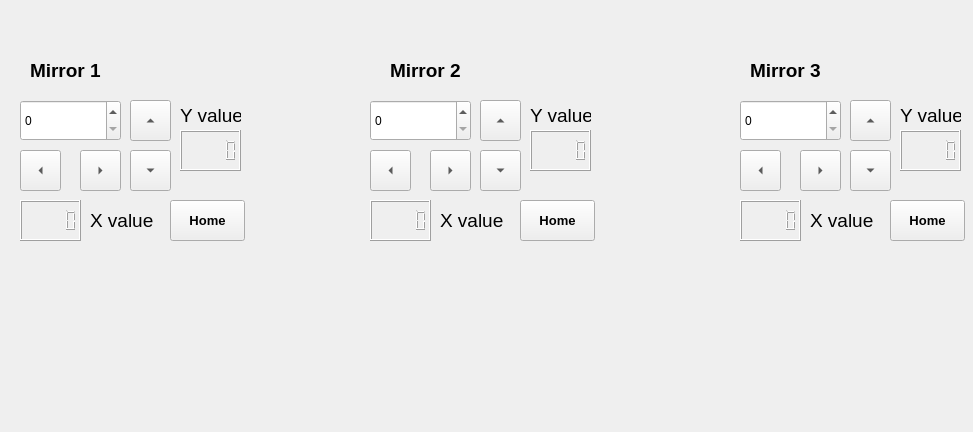
Above: devices/NewportPicomotor/Mirror_GUI.ui from nfbeier/15tw-smartsystem before the change. Below: the same form after it.
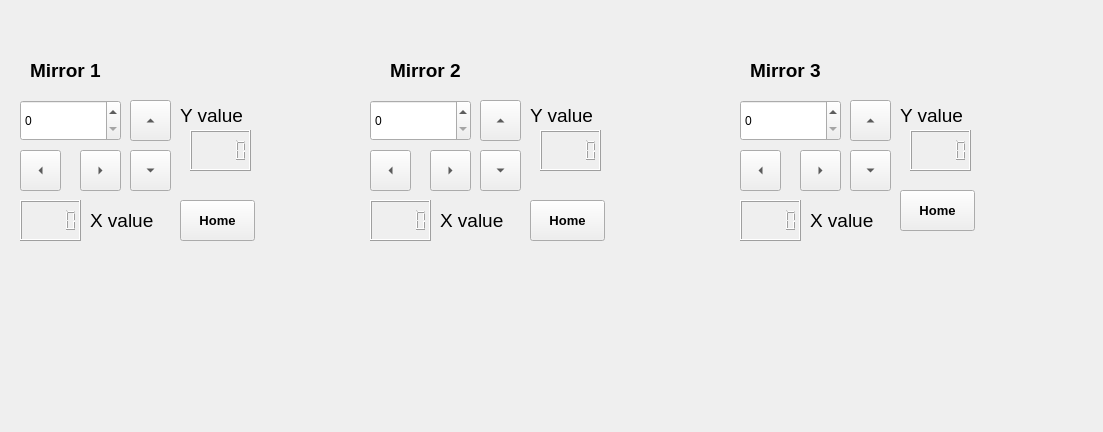
That is the form after the change.

Patch:
```diff
--- a/devices/NewportPicomotor/Mirror_GUI.ui
+++ b/devices/NewportPicomotor/Mirror_GUI.ui
@@ -6,7 +6,7 @@
    <rect>
     <x>0</x>
     <y>0</y>
-    <width>973</width>
+    <width>1103</width>
     <height>432</height>
    </rect>
   </property>
@@ -113,7 +113,7 @@
   <widget class="QLCDNumber" name="yStepNumber">
    <property name="geometry">
     <rect>
-     <x>180</x>
+     <x>190</x>
      <y>130</y>
      <width>61</width>
      <height>41</height>
@@ -138,7 +138,7 @@
     <rect>
      <x>180</x>
      <y>100</y>
-     <width>61</width>
+     <width>81</width>
      <height>31</height>
     </rect>
    </property>
@@ -156,7 +156,7 @@
     <rect>
      <x>90</x>
      <y>200</y>
-     <width>71</width>
+     <width>81</width>
      <height>41</height>
     </rect>
    </property>
@@ -172,7 +172,7 @@
   <widget class="QPushButton" name="ButtonHome">
    <property name="geometry">
     <rect>
-     <x>170</x>
+     <x>180</x>
      <y>200</y>
      <width>75</width>
      <height>41</height>
@@ -269,7 +269,7 @@
     <rect>
      <x>440</x>
      <y>200</y>
-     <width>71</width>
+     <width>81</width>
      <height>41</height>
     </rect>
    </property>
@@ -317,7 +317,7 @@
   <widget class="QPushButton" name="ButtonHome_2">
    <property name="geometry">
     <rect>
-     <x>520</x>
+     <x>530</x>
      <y>200</y>
      <width>75</width>
      <height>41</height>
@@ -337,7 +337,7 @@
   <widget class="QLCDNumber" name="yStepNumber_2">
    <property name="geometry">
     <rect>
-     <x>530</x>
+     <x>540</x>
      <y>130</y>
      <width>61</width>
      <height>41</height>
@@ -352,7 +352,7 @@
     <rect>
      <x>530</x>
      <y>100</y>
-     <width>61</width>
+     <width>81</width>
      <height>31</height>
     </rect>
    </property>
@@ -465,7 +465,7 @@
   <widget class="QLCDNumber" name="yStepNumber_3">
    <property name="geometry">
     <rect>
-     <x>900</x>
+     <x>910</x>
      <y>130</y>
      <width>61</width>
      <height>41</height>
@@ -480,7 +480,7 @@
     <rect>
      <x>900</x>
      <y>100</y>
-     <width>61</width>
+     <width>81</width>
      <height>31</height>
     </rect>
    </property>
@@ -508,7 +508,7 @@
     <rect>
      <x>810</x>
      <y>200</y>
-     <width>71</width>
+     <width>81</width>
      <height>41</height>
     </rect>
    </property>
@@ -524,8 +524,8 @@
   <widget class="QPushButton" name="ButtonHome_3">
    <property name="geometry">
     <rect>
-     <x>890</x>
-     <y>200</y>
+     <x>900</x>
+     <y>190</y>
      <width>75</width>
      <height>41</height>
     </rect>
```
